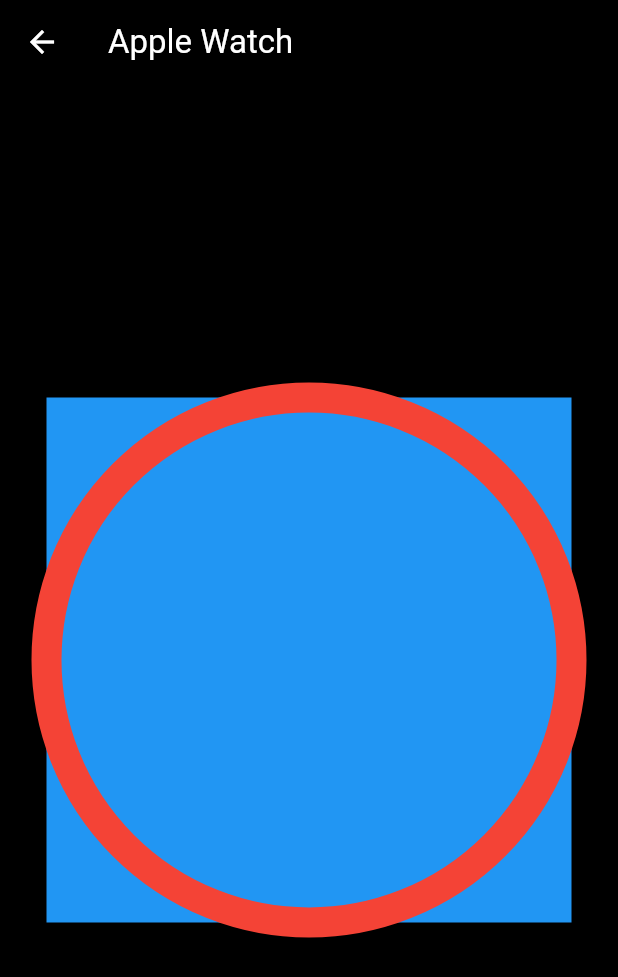
After one commit to altese/study, a Flutter app: the screen it shows after launch, after a tap on "Apple Watch", on a phone screen of 412 x 824 dp. The commit adds this screen. Shown: the top 977 px of the screen. Run offline on Flutter 3.47's test engine with Material 2 defaults, Android fonts, the phone set to English and light mode, and no system bars; our stand-ins replace flutter_animate.

Commit message:
💫 CustomPainter - 도형 그리기

```diff
--- /dev/null
+++ b/flutter_animations_masterclass/lib/screens/apple_watch_screen.dart
@@ -0,0 +1,53 @@
+import 'package:flutter/material.dart';
+
+class AppleWatch extends StatefulWidget {
+  const AppleWatch({super.key});
+
+  @override
+  State<AppleWatch> createState() => _AppleWatchState();
+}
+
+class _AppleWatchState extends State<AppleWatch> {
+  @override
+  Widget build(BuildContext context) {
+    return Scaffold(
+      backgroundColor: Colors.black,
+      appBar: AppBar(
+        title: const Text('Apple Watch'),
+        backgroundColor: Colors.black,
+        foregroundColor: Colors.white,
+      ),
+      body: Center(
+        // 그림 그릴 캔버스
+        child: CustomPaint(
+          painter: AppleWatchPainter(),
+          size: const Size(350, 350),
+        ),
+      ),
+    );
+  }
+}
+
+class AppleWatchPainter extends CustomPainter {
+  // 만든 것을 색상으로 칠해 준다.
+  @override
+  void paint(Canvas canvas, Size size) {
+    // 좌측 상단 모서리가 (0,0)
+    final rect = Rect.fromLTWH(0, 0, size.width, size.height);
+    final paint = Paint()..color = Colors.blue;
+    // drawRect: 주어진 paint로 사각형을 그림
+    canvas.drawRect(rect, paint);
+    final circlePaint = Paint()
+      ..color = Colors.red
+      ..style = PaintingStyle.stroke
+      ..strokeWidth = 20;
+    // 중심(offset), 반지름, paint
+    canvas.drawCircle(
+        Offset(size.width / 2, size.width / 2), size.width / 2, circlePaint);
+  }
+
+  @override
+  bool shouldRepaint(covariant CustomPainter oldDelegate) {
+    return false;
+  }
+}
--- a/flutter_animations_masterclass/lib/screens/menu_screen.dart
+++ b/flutter_animations_masterclass/lib/screens/menu_screen.dart
@@ -1,4 +1,5 @@
 import 'package:flutter/material.dart';
+import 'package:flutter_animations_masterclass/screens/apple_watch_screen.dart';
 import 'package:flutter_animations_masterclass/screens/explicit_animations_screen.dart';
 import 'package:flutter_animations_masterclass/screens/implicit_animations_screen.dart';
 import 'package:flutter_animations_masterclass/screens/swiping_cards_screen.dart';
@@ -45,6 +46,12 @@ class MenuScreen extends StatelessWidget {
               },
               child: const Text('Wallet, flutter_animate'),
             ),
+            ElevatedButton(
+              onPressed: () {
+                _goToPage(context, const AppleWatch());
+              },
+              child: const Text('Apple Watch'),
+            ),
           ],
         ),
       ),
```
